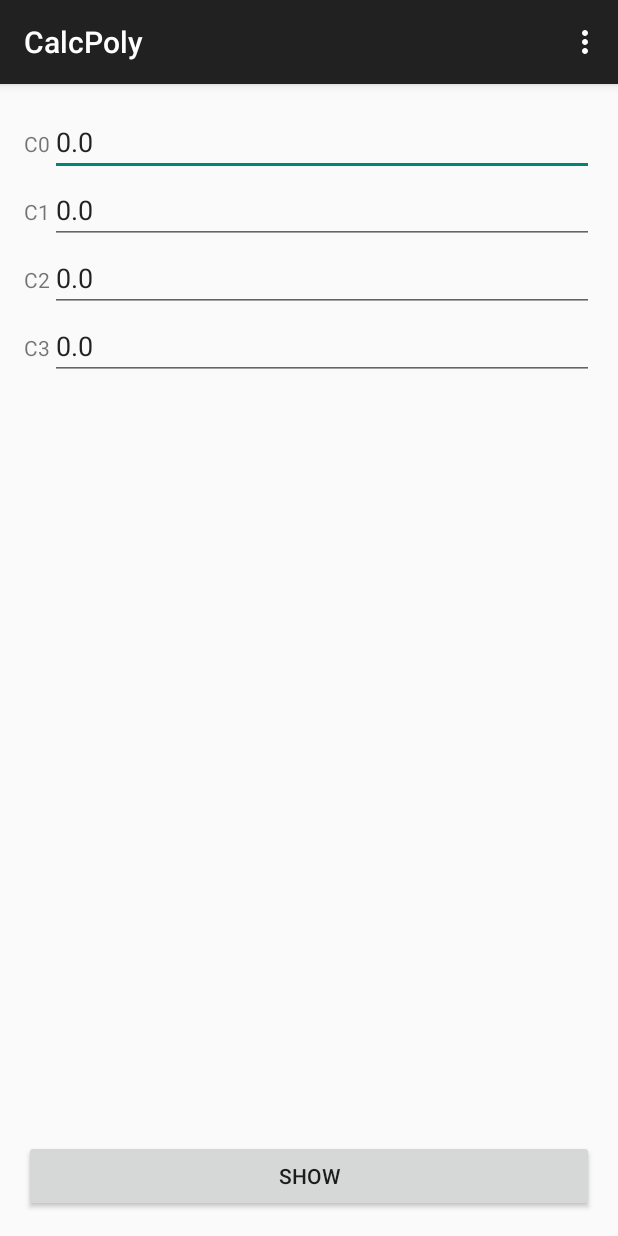
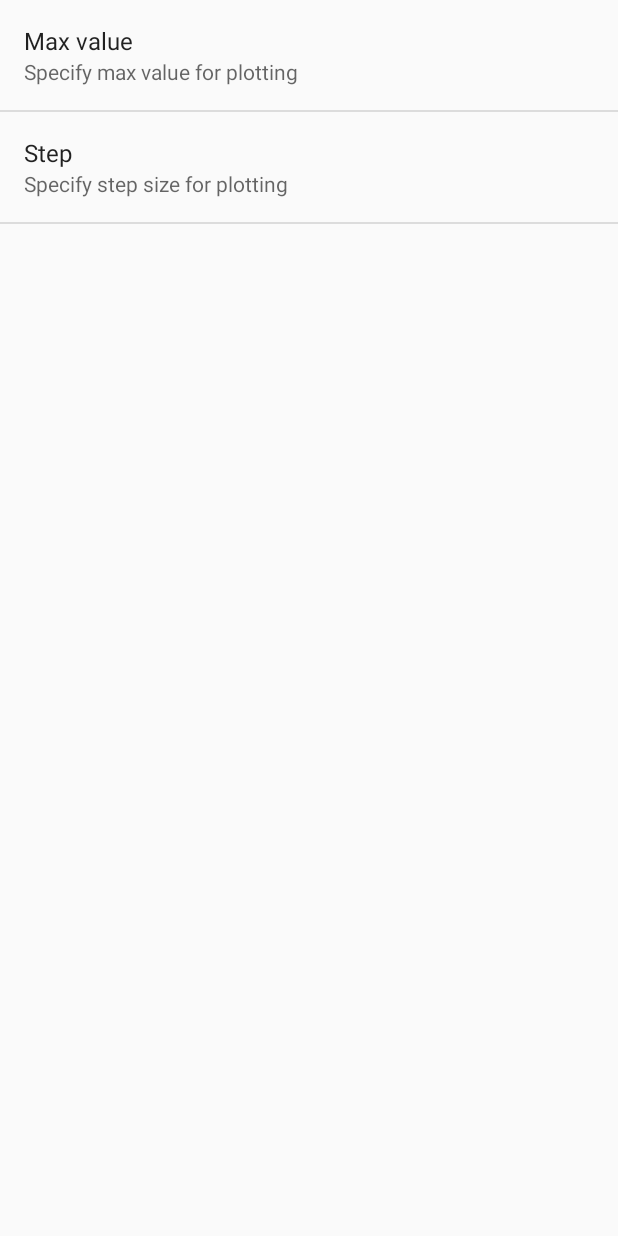
Before and after one commit to jgug/calcpoly, an Android app: the screen it shows after launch (MainActivity before the commit, SettigsActivity after it), in the options menu, after a tap on "Settings", on a phone screen of 412 x 824 dp. Run offline under Robolectric (Android 15) with nearby library versions, the phone set to English and light mode, and no system bars; libraries missing offline, so code that uses them is left out: com.jjoe64.graphview; 19 statements that could not run were skipped.

Commit message:
Added settigns feature. Max value for P(x) calculation and calculation step can be set in settings now. Plot activity now w/o action bar.

```diff
--- a/app/build.gradle
+++ b/app/build.gradle
@@ -29,6 +29,7 @@ dependencies {
     compile 'com.android.support:appcompat-v7:22.2.0'
     compile 'com.jakewharton:butterknife:6.0.0'
     compile 'com.jjoe64:graphview:4.0.1'
+    compile 'com.android.support:support-v4:22.2.0'
 }
 
 // Location of where to store the jni wrapped files
@@ -40,15 +41,14 @@ task createCoreWrapperDir {
 
 // For this to work, it's assumed SWIG is installed
 // TODO: This only works when called from Command Line (gradlew runSwig)
-task runSwig(type:Exec, dependsOn: ['createCoreWrapperDir']) {
+task runSwig(type: Exec, dependsOn: ['createCoreWrapperDir']) {
 
     String osName = System.getProperty("os.name").toLowerCase();
     if (osName.contains("windows")) {
         workingDir '/src/main/jni'   // This implicitly starts from $(projectDir) evidently
         commandLine 'cmd', '/c', 'swig'
         args '-c++', '-java', '-package', 'com.vshkl.core', '-outdir', coreWrapperDir.absolutePath, 'CPoly.i'
-    }
-    else {
+    } else {
         commandLine 'swig'
         args '-c++', '-java', '-package', 'com.vshkl.core', '-outdir', coreWrapperDir.absolutePath, "${projectDir}/src/main/jni/CPoly.i"
     }
--- a/app/src/main/java/com/vshkl/calcpoly/MainActivity.java
+++ b/app/src/main/java/com/vshkl/calcpoly/MainActivity.java
@@ -1,7 +1,9 @@
 package com.vshkl.calcpoly;
 
 import android.content.Intent;
+import android.content.SharedPreferences;
 import android.os.Bundle;
+import android.preference.PreferenceManager;
 import android.support.v7.app.AppCompatActivity;
 import android.view.Menu;
 import android.view.MenuItem;
@@ -11,6 +13,7 @@ import android.widget.EditText;
 
 import com.vshkl.calcpoly.logic.Callback;
 import com.vshkl.calcpoly.logic.Storage;
+import com.vshkl.calcpoly.settings.SettigsActivity;
 import com.vshkl.core.CPolynomialCalculator;
 
 public class MainActivity extends AppCompatActivity {
@@ -51,11 +54,10 @@ public class MainActivity extends AppCompatActivity {
                 Callback callback = new Callback(
                         coefficients[0], coefficients[1], coefficients[2], coefficients[3]);
                 cpoly.setCallback(callback);
-                double results[] = calculatePoints(MAXVALUE, STEP, cpoly);
+                double results[] = calculatePoints(cpoly);
 
                 Bundle bundle = new Bundle();
                 bundle.putDoubleArray("points", results);
-                bundle.putInt("size", MAXVALUE);
 
                 Intent intent = new Intent(getApplicationContext(), PlotActivity.class);
                 intent.putExtras(bundle);
@@ -75,6 +77,8 @@ public class MainActivity extends AppCompatActivity {
         int id = item.getItemId();
 
         if (id == R.id.action_settings) {
+            Intent intent = new Intent(this, SettigsActivity.class);
+            startActivity(intent);
             return true;
         }
 
@@ -85,8 +89,8 @@ public class MainActivity extends AppCompatActivity {
     protected void onStart() {
         super.onStart();
 
-        if (Storage.hasFile(getApplicationContext())) {
-            fillEditTexts(Storage.restoreData(getApplicationContext()));
+        if (Storage.hasFile(this)) {
+            fillEditTexts(Storage.restoreData(this));
         }
     }
 
@@ -94,19 +98,22 @@ public class MainActivity extends AppCompatActivity {
     protected void onPause() {
         super.onPause();
 
-        Storage.storeData(getApplicationContext(), getCoefficients());
+        Storage.storeData(this, getCoefficients());
     }
 
     /**
      * Method for calculating point for plot
-     * @param maxValue max value to calculate
-     * @param step calculation step
      * @param cpoly CPolynomialCalculator object
      * @return double[]
      */
-    public double[] calculatePoints(int maxValue, int step, CPolynomialCalculator cpoly) {
-        double[] array = new double[maxValue];
-        for (int i = 0; i < maxValue; i += step) {
+    public double[] calculatePoints(CPolynomialCalculator cpoly) {
+        SharedPreferences preferences = PreferenceManager.getDefaultSharedPreferences(this);
+        int max = Integer.parseInt(preferences.getString(
+                getString(R.string.pref_max_key), getString(R.string.pref_max_default)));
+        int step = Integer.parseInt(preferences.getString(
+                getString(R.string.pref_step_key), getString(R.string.pref_step_default)));
+        double[] array = new double[max];
+        for (int i = 0; i < max; i += step) {
             array[i] = cpoly.calculate(i);
         }
         return array;
--- a/app/src/main/java/com/vshkl/calcpoly/PlotActivity.java
+++ b/app/src/main/java/com/vshkl/calcpoly/PlotActivity.java
@@ -1,15 +1,14 @@
 package com.vshkl.calcpoly;
 
+import android.content.SharedPreferences;
 import android.os.Bundle;
+import android.preference.PreferenceManager;
+import android.support.v7.app.ActionBar;
 import android.support.v7.app.AppCompatActivity;
-import android.view.Menu;
-import android.view.MenuItem;
 
 import com.jjoe64.graphview.GraphView;
 import com.jjoe64.graphview.series.DataPoint;
 import com.jjoe64.graphview.series.LineGraphSeries;
-
-import java.util.Arrays;
 
 public class PlotActivity extends AppCompatActivity {
 
@@ -18,38 +17,27 @@ public class PlotActivity extends AppCompatActivity {
         super.onCreate(savedInstanceState);
         setContentView(R.layout.activity_plot);
 
+        ActionBar actionBar = getSupportActionBar();
+        actionBar.hide();
+
         Bundle bundle = this.getIntent().getExtras();
         double[] points = bundle.getDoubleArray("points");
-        int size = bundle.getInt("size");
+
+        SharedPreferences preferences = PreferenceManager.getDefaultSharedPreferences(this);
+        int max = Integer.parseInt(preferences.getString(
+                getString(R.string.pref_max_key), getString(R.string.pref_max_default)));
 
         GraphView graph = (GraphView) findViewById(R.id.graph);
 
-        DataPoint[] dataPoints = new DataPoint[size];
-        for (int i = 0; i < size; i++) {
+        DataPoint[] dataPoints = new DataPoint[max];
+        for (int i = 0; i < max; i++) {
             dataPoints[i] = new DataPoint(i, points[i]);
         }
 
         LineGraphSeries<DataPoint> series = new LineGraphSeries<DataPoint>(dataPoints);
         graph.getViewport().setXAxisBoundsManual(true);
-        graph.getViewport().setMaxX(size);
-        graph.getViewport().setMaxY(points[size-1]);
+        graph.getViewport().setMaxX(max);
+        graph.getViewport().setMaxY(points[max-1]);
         graph.addSeries(series);
     }
-
-    @Override
-    public boolean onCreateOptionsMenu(Menu menu) {
-        getMenuInflater().inflate(R.menu.menu_plot, menu);
-        return true;
-    }
-
-    @Override
-    public boolean onOptionsItemSelected(MenuItem item) {
-        int id = item.getItemId();
-
-        if (id == R.id.action_settings) {
-            return true;
-        }
-
-        return super.onOptionsItemSelected(item);
-    }
 }
--- a/app/src/main/java/com/vshkl/calcpoly/logic/Storage.java
+++ b/app/src/main/java/com/vshkl/calcpoly/logic/Storage.java
@@ -1,8 +1,6 @@
 package com.vshkl.calcpoly.logic;
 
 import android.content.Context;
-import android.content.SharedPreferences;
-import android.support.annotation.Nullable;
 import android.util.Log;
 
 import java.io.BufferedReader;
@@ -11,15 +9,12 @@ import java.io.FileNotFoundException;
 import java.io.FileOutputStream;
 import java.io.IOException;
 import java.io.InputStreamReader;
-import java.util.ArrayList;
-import java.util.Arrays;
 
 public class Storage {
 
     static final String FILENAME = "settings";
-    static final String PREFERENCE_NAME = "Settings";
-    static final String[] COEFFICIENTS_NAMES = {"C0", "C1", "C2", "C3"};
     static final int SIZE = 4;
+
     static final String TAG_WRITE_ERR = "Error on write";
 
     /**
--- /dev/null
+++ b/app/src/main/java/com/vshkl/calcpoly/settings/SettigsActivity.java
@@ -0,0 +1,21 @@
+package com.vshkl.calcpoly.settings;
+
+import android.app.Activity;
+import android.support.v7.app.ActionBarActivity;
+import android.os.Bundle;
+import android.view.Menu;
+import android.view.MenuItem;
+
+import com.vshkl.calcpoly.R;
+
+public class SettigsActivity extends Activity {
+
+    @Override
+    protected void onCreate(Bundle savedInstanceState) {
+        super.onCreate(savedInstanceState);
+
+        getFragmentManager().beginTransaction()
+                .replace(android.R.id.content, new SettingsFragment())
+                .commit();
+    }
+}
--- /dev/null
+++ b/app/src/main/java/com/vshkl/calcpoly/settings/SettingsFragment.java
@@ -0,0 +1,24 @@
+package com.vshkl.calcpoly.settings;
+
+
+import android.os.Bundle;
+import android.app.Fragment;
+import android.preference.PreferenceFragment;
+import android.view.LayoutInflater;
+import android.view.View;
+import android.view.ViewGroup;
+
+import com.vshkl.calcpoly.R;
+
+/**
+ * A simple {@link Fragment} subclass.
+ */
+public class SettingsFragment extends PreferenceFragment {
+
+    @Override
+    public void onCreate(Bundle savedInstanceState) {
+        super.onCreate(savedInstanceState);
+
+        addPreferencesFromResource(R.xml.pref);
+    }
+}
--- a/app/src/main/res/values/strings.xml
+++ b/app/src/main/res/values/strings.xml
@@ -12,6 +12,22 @@
     <string name="button_show">SHOW</string>
     <string name="title_activity_plot">PlotActivity</string>
 
+    <!-- Preferences max value -->
+    <string name="pref_max_title">Max value</string>
+    <string name="pref_max_description">Specify max value for plotting</string>
+    <string name="pref_max_key">max</string>
+    <string name="pref_max_default">100</string>
+
+    <!-- Preferences step -->
+    <string name="pref_step_title">Step</string>
+    <string name="pref_step_description">Specify step size for plotting</string>
+    <string name="pref_step_key">step</string>
+    <string name="pref_step_default">1</string>
+
     <string name="hello_world">Hello world!</string>
+    <string name="title_activity_settigs">SettigsActivity</string>
+
+<!-- TODO: Remove or change this placeholder text -->
+    <string name="hello_blank_fragment">Hello blank fragment</string>
 
 </resources>
--- /dev/null
+++ b/app/src/main/res/xml/pref.xml
@@ -0,0 +1,21 @@
+<?xml version="1.0" encoding="utf-8"?>
+<PreferenceScreen
+    xmlns:android="http://schemas.android.com/apk/res/android">
+
+    <EditTextPreference
+        android:defaultValue="@string/pref_max_default"
+        android:inputType="numberDecimal"
+        android:key="@string/pref_max_key"
+        android:selectAllOnFocus="true"
+        android:summary="@string/pref_max_description"
+        android:title="@string/pref_max_title" />
+
+    <EditTextPreference
+        android:defaultValue="@string/pref_step_default"
+        android:inputType="numberDecimal"
+        android:key="@string/pref_step_key"
+        android:selectAllOnFocus="true"
+        android:summary="@string/pref_step_description"
+        android:title="@string/pref_step_title" />
+
+</PreferenceScreen>
```
Also changed, not shown: app/src/main/AndroidManifest.xml (+8 -0 lines), app/src/main/res/layout/activity_settigs.xml (added, +14 -0 lines), app/src/main/res/layout/fragment_settings.xml (added, +10 -0 lines), app/src/main/res/menu/menu_settigs.xml (added, +7 -0 lines), app/src/main/res/values/strings_activity_preferences.xml (added, +61 -0 lines).
